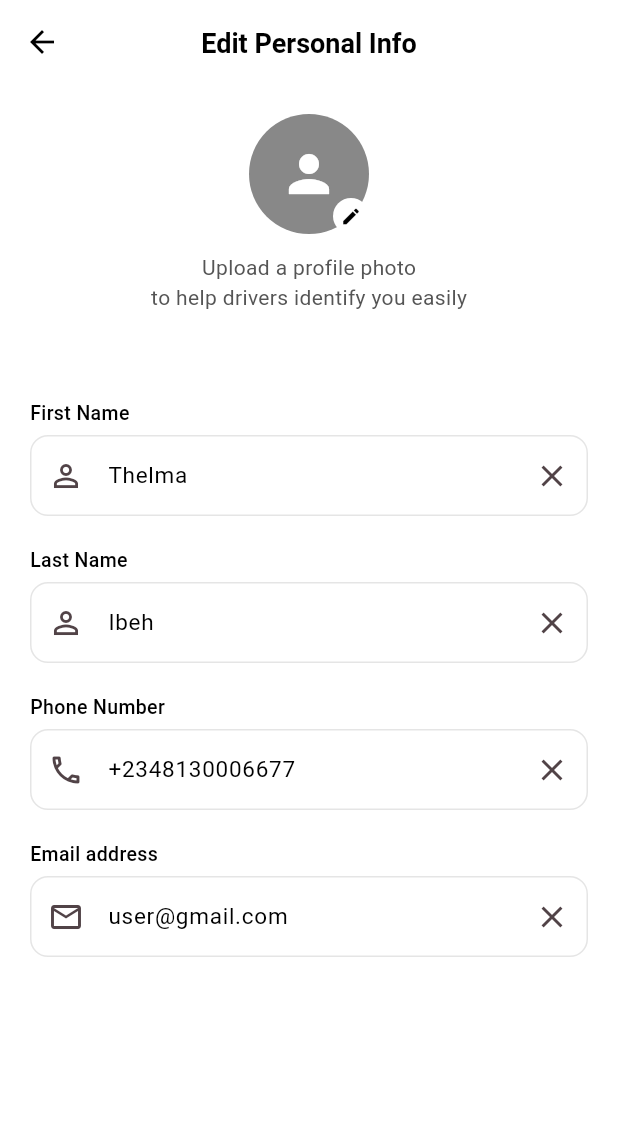
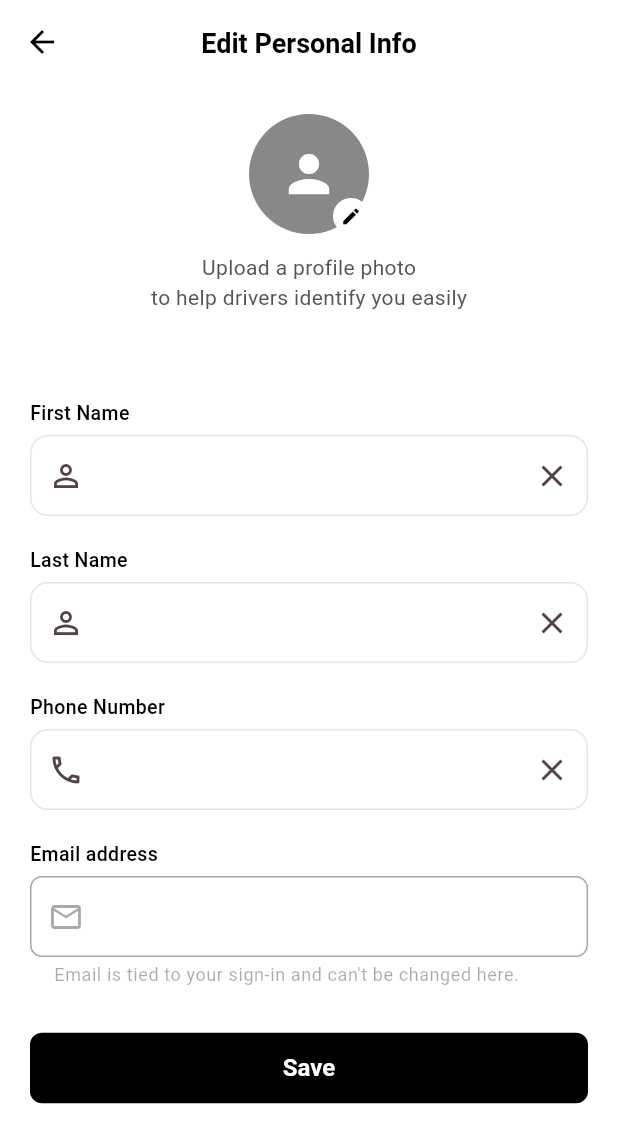
Before and after one commit to MariaD137/ravelgo, a Flutter app: the EditPersonalInfo screen opened directly, on a phone screen of 412 x 824 dp. Shown: the top 1143 px of the screen. Run offline on Flutter 3.47's test engine with Material 3 defaults, Android fonts, the phone set to English and light mode, and no system bars; our stand-ins replace dotted_border, flutter_dotenv, geolocator, google_maps_flutter, image_picker, share_plus and 1 more; missing offline and left inert: amazon_cognito_identity_dart_2, flutter_stripe; accounts and stored records are empty.

Commit message:
Fix Personal Info not saving; rebrand wallet payment method as RavelGo Cash (#39)
Personal Info showed hardcoded fake data (Thelma Ibeh, user@gmail.com...)
and Edit Personal Info had no save action at all - edits vanished on
back. Added PATCH /api/riders/me so riders can update their own
name/phone, wired PersonalInfo/EditPersonalInfo to load real profile
data and persist edits through it. Email stays read-only since it's
tied to the Cognito sign-in identity.

Also renamed the rider-facing wallet payment option from "RavelGo
Wallet" to "RavelGo Cash" in the ride payment picker and payment
methods screen, matching the requested Card + RavelGo Cash payment
model (RavelGo Cash lives in the rider's RavelGo wallet, fundable by
the rider or a third party via the existing Stripe top-up flow).


Claude-Session: https://claude.ai/code/session_012REaxMbtpeYmiZ4EjXVScC

Co-authored-by: Claude <noreply@anthropic.com>

```diff
--- a/user_app/lib/services/rider_api.dart
+++ b/user_app/lib/services/rider_api.dart
@@ -21,4 +21,20 @@ class RiderApi {
     final data = await ApiClient.get('/api/riders/me');
     return data is Map<String, dynamic> ? data : null;
   }
+
+  /// Update the signed-in rider's own name/phone. Email isn't editable here —
+  /// it's tied to the Cognito identity used to sign in.
+  static Future<Map<String, dynamic>?> updateMe({
+    String? firstName,
+    String? lastName,
+    String? phoneNumber,
+  }) async {
+    final body = <String, dynamic>{
+      if (firstName != null) 'firstName': firstName,
+      if (lastName != null) 'lastName': lastName,
+      if (phoneNumber != null) 'phoneNumber': phoneNumber,
+    };
+    final data = await ApiClient.patch('/api/riders/me', body);
+    return data is Map<String, dynamic> ? data : null;
+  }
 }
--- a/user_app/lib/views/OtherViews/EditProfileInfo.dart
+++ b/user_app/lib/views/OtherViews/EditProfileInfo.dart
@@ -1,19 +1,69 @@
 import 'package:flutter/material.dart';
+import 'package:ravelgo_user_app/services/rider_api.dart';
 import 'package:ravelgo_user_app/theme/app_theme.dart';
 
+class EditPersonalInfo extends StatefulWidget {
+  final String? initialFirstName;
+  final String? initialLastName;
+  final String? initialPhoneNumber;
+  final String? email;
 
-class EditPersonalInfo extends StatefulWidget {
-  const EditPersonalInfo({super.key});
+  const EditPersonalInfo({
+    super.key,
+    this.initialFirstName,
+    this.initialLastName,
+    this.initialPhoneNumber,
+    this.email,
+  });
 
   @override
   State<EditPersonalInfo> createState() => _EditPersonalInfoState();
 }
 
 class _EditPersonalInfoState extends State<EditPersonalInfo> {
-  final TextEditingController _firstNameController = TextEditingController(text: 'Thelma');
-  final TextEditingController _lastNameController = TextEditingController(text: 'Ibeh');
-  final TextEditingController _phoneController = TextEditingController(text: '+2348130006677');
-  final TextEditingController _emailController = TextEditingController(text: 'user@gmail.com');
+  late final TextEditingController _firstNameController =
+      TextEditingController(text: widget.initialFirstName ?? '');
+  late final TextEditingController _lastNameController =
+      TextEditingController(text: widget.initialLastName ?? '');
+  late final TextEditingController _phoneController =
+      TextEditingController(text: widget.initialPhoneNumber ?? '');
+
+  bool _saving = false;
+
+  Future<void> _save() async {
+    final firstName = _firstNameController.text.trim();
+    final lastName = _lastNameController.text.trim();
+    final phone = _phoneController.text.trim();
+    if (firstName.isEmpty || lastName.isEmpty) {
+      ScaffoldMessenger.of(context).showSnackBar(
+        const SnackBar(content: Text('First and last name are required.')),
+      );
+      return;
+    }
+    setState(() => _saving = true);
+    try {
+      await RiderApi.updateMe(
+        firstName: firstName,
+        lastName: lastName,
+        phoneNumber: phone.isEmpty ? null : phone,
+      );
+      if (!mounted) return;
+      Navigator.pop(context, true);
+    } catch (e) {
+      if (!mounted) return;
+      ScaffoldMessenger.of(context).showSnackBar(SnackBar(content: Text('Could not save: $e')));
+    } finally {
+      if (mounted) setState(() => _saving = false);
+    }
+  }
+
+  @override
+  void dispose() {
+    _firstNameController.dispose();
+    _lastNameController.dispose();
+    _phoneController.dispose();
+    super.dispose();
+  }
 
   @override
   Widget build(BuildContext context) {
@@ -45,7 +95,31 @@ class _EditPersonalInfoState extends State<EditPersonalInfo> {
             _buildTextField(controller: _phoneController, icon: Icons.phone_outlined, keyboardType: TextInputType.phone),
             const SizedBox(height: 20),
             _buildLabel("Email address"),
-            _buildTextField(controller: _emailController, icon: Icons.email_outlined, keyboardType: TextInputType.emailAddress),
+            TextFormField(
+              enabled: false,
+              initialValue: widget.email ?? '',
+              decoration: InputDecoration(
+                prefixIcon: const Icon(Icons.email_outlined),
+                helperText: 'Email is tied to your sign-in and can\'t be changed here.',
+                border: OutlineInputBorder(borderRadius: BorderRadius.circular(8)),
+              ),
+            ),
+            const SizedBox(height: 30),
+            SizedBox(
+              width: double.infinity,
+              child: ElevatedButton(
+                onPressed: _saving ? null : _save,
+                style: ElevatedButton.styleFrom(
+                  backgroundColor: AppColors.primary,
+                  padding: const EdgeInsets.symmetric(vertical: 14),
+                  shape: RoundedRectangleBorder(borderRadius: BorderRadius.circular(8)),
+                ),
+                child: _saving
+                    ? const SizedBox(
+                        height: 20, width: 20, child: CircularProgressIndicator(strokeWidth: 2, color: Colors.white))
+                    : const Text('Save', style: TextStyle(color: Colors.white, fontSize: 16)),
+              ),
+            ),
             const SizedBox(height: 40),
           ],
         ),
@@ -93,7 +167,7 @@ class _ProfilePhotoSection extends StatelessWidget {
     return Container(
       color: AppColors.background,
       height: 180,
-      width: double.infinity,// 👈 Set background color here
+      width: double.infinity,
       child: Column(
         children: [
           const SizedBox(height: 20),
@@ -126,6 +200,7 @@ class _ProfilePhotoSection extends StatelessWidget {
           ),
           const SizedBox(height: 20),
         ],
-      ),);
+      ),
+    );
   }
 }
--- a/user_app/lib/views/OtherViews/PaymentView.dart
+++ b/user_app/lib/views/OtherViews/PaymentView.dart
@@ -230,7 +230,7 @@ class _PaymentScreenState extends State<PaymentView> {
                     ),
                     ListTile(
                       leading: const Icon(Icons.account_balance_wallet_outlined, color: AppColors.textSecondary),
-                      title: const Text('RavelGo Wallet'),
+                      title: const Text('RavelGo Cash'),
                       trailing: Checkbox(
                         activeColor: AppColors.primary,
                         value: !isCardSelected,
--- a/user_app/lib/views/OtherViews/WorkProfileView.dart
+++ b/user_app/lib/views/OtherViews/WorkProfileView.dart
@@ -60,7 +60,7 @@ class _WorkProfileViewState extends State<WorkProfileView> {
               child: Text('Work payment method',
                   style: TextStyle(fontWeight: FontWeight.w700, fontSize: 16)),
             ),
-            for (final m in const ['Card', 'RavelGo Wallet', 'Company billing'])
+            for (final m in const ['Card', 'RavelGo Cash', 'Company billing'])
               ListTile(
                 title: Text(m),
                 trailing: m == _paymentMethod ? const Icon(Icons.check, color: AppColors.success) : null,
--- a/user_app/lib/views/TexiModule/SelectRide.dart
+++ b/user_app/lib/views/TexiModule/SelectRide.dart
@@ -252,7 +252,7 @@ class _SelectRideState extends State<SelectRide> {
               padding: EdgeInsets.all(16),
               child: Text('Pay with', style: TextStyle(fontWeight: FontWeight.w700, fontSize: 16)),
             ),
-            for (final m in const ['Card', 'RavelGo Wallet'])
+            for (final m in const ['Card', 'RavelGo Cash'])
               ListTile(
                 title: Text(m),
                 trailing: m == _paymentMethod
```
Also changed, not shown: user_app/lib/views/OtherViews/PersonalInfo.dart (+94 -20 lines), 2 other files.
